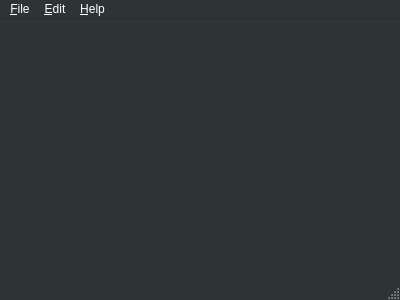
Old version of the form gui/window/mainwindow.ui in the repository 8bitbuddhist/PixelMaestro.
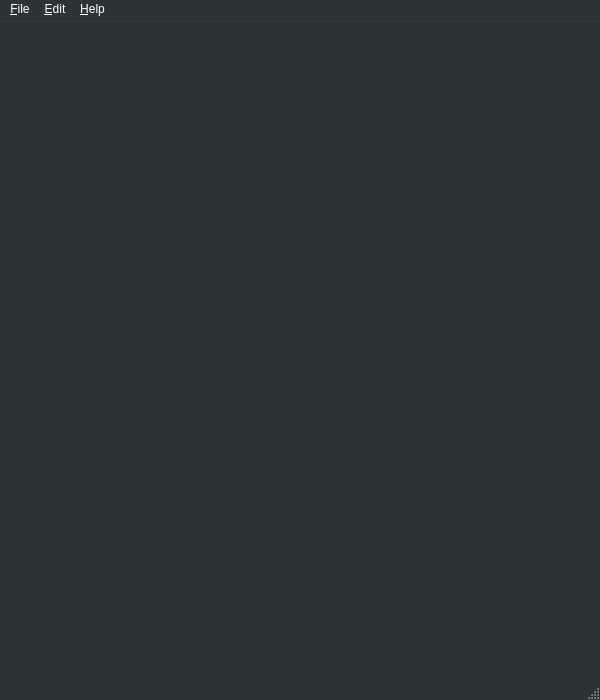
New version of the form.

```diff
--- a/gui/window/mainwindow.ui
+++ b/gui/window/mainwindow.ui
@@ -6,16 +6,22 @@
    <rect>
     <x>0</x>
     <y>0</y>
-    <width>400</width>
-    <height>300</height>
+    <width>600</width>
+    <height>700</height>
    </rect>
   </property>
   <property name="sizePolicy">
-   <sizepolicy hsizetype="Expanding" vsizetype="Expanding">
+   <sizepolicy hsizetype="MinimumExpanding" vsizetype="MinimumExpanding">
     <horstretch>0</horstretch>
     <verstretch>0</verstretch>
    </sizepolicy>
   </property>
+  <property name="minimumSize">
+   <size>
+    <width>600</width>
+    <height>700</height>
+   </size>
+  </property>
   <property name="palette">
    <palette>
     <active>
@@ -877,7 +883,7 @@
     <rect>
      <x>0</x>
      <y>0</y>
-     <width>400</width>
+     <width>600</width>
      <height>25</height>
     </rect>
    </property>
```
